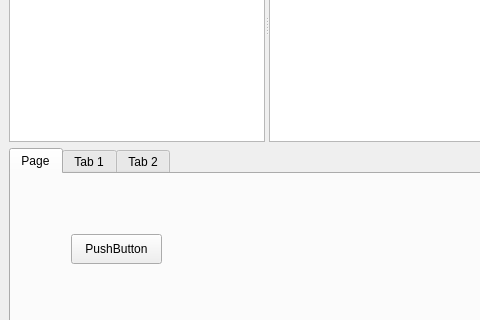
darenliang/resauce, file src/mainwindow.ui: the form before one commit; both pictures show x 0 to 480 and y 149 to 469 of the 800 by 600 pixel window.
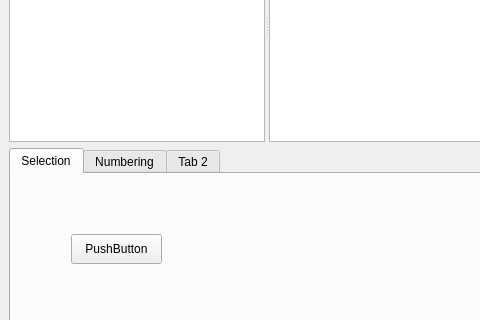
The form after the commit. Icons and pictures are not drawn.

Commit message: Update tab headers

```diff
--- a/src/mainwindow.ui
+++ b/src/mainwindow.ui
@@ -138,7 +138,7 @@
         </property>
         <widget class="QWidget" name="tab_5">
          <attribute name="title">
-          <string>Page</string>
+          <string>Selection</string>
          </attribute>
          <widget class="QPushButton" name="pushButton">
           <property name="geometry">
@@ -156,7 +156,7 @@
         </widget>
         <widget class="QWidget" name="tab_3">
          <attribute name="title">
-          <string>Tab 1</string>
+          <string>Numbering</string>
          </attribute>
          <widget class="QGroupBox" name="groupBox">
           <property name="geometry">
```
Left out of the diff: 7 changed lines with no effect on the pictures.
